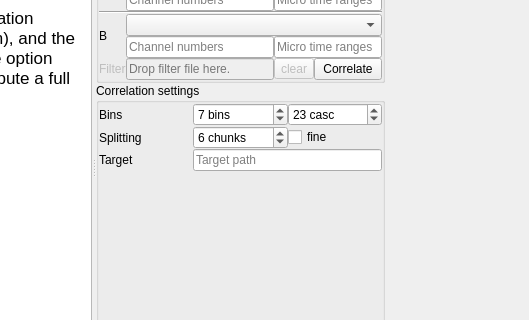
The window that chisurf/gui/widgets/wizard/tttr_correlator/tttr_correlator.ui (Fluorescence-Tools/chisurf) describes before a commit, drawn with Qt 5; both pictures show x 353 to 882 and y 97 to 417 of the 882 by 528 pixel window.
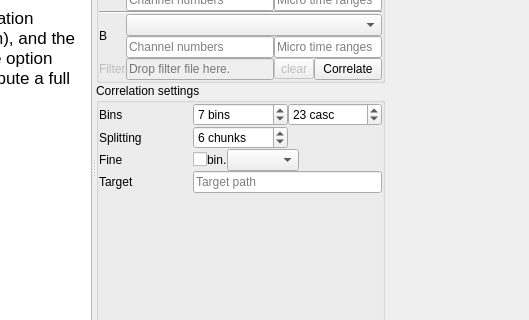
The same window after the commit.

Commit message: fix correlator fine mode and micro-time binning

What changed in the file:
```diff
--- a/chisurf/gui/widgets/wizard/tttr_correlator/tttr_correlator.ui
+++ b/chisurf/gui/widgets/wizard/tttr_correlator/tttr_correlator.ui
@@ -340,13 +340,6 @@
             </property>
            </widget>
           </item>
-          <item row="5" column="0">
-           <widget class="QLabel" name="label_8">
-            <property name="text">
-             <string>Target</string>
-            </property>
-           </widget>
-          </item>
           <item row="4" column="1">
            <widget class="QSpinBox" name="spinBox">
             <property name="suffix">
@@ -363,20 +356,61 @@
             </property>
            </widget>
           </item>
-          <item row="4" column="2">
-           <widget class="QCheckBox" name="checkBox_2">
-            <property name="sizePolicy">
-             <sizepolicy hsizetype="Minimum" vsizetype="Fixed">
-              <horstretch>0</horstretch>
-              <verstretch>0</verstretch>
-             </sizepolicy>
-            </property>
+          <item row="5" column="0">
+           <widget class="QLabel" name="label_fine">
             <property name="text">
-             <string>fine</string>
+             <string>Fine</string>
             </property>
            </widget>
           </item>
           <item row="5" column="1" colspan="2">
+           <layout class="QHBoxLayout" name="horizontalLayoutFine">
+            <item>
+             <widget class="QCheckBox" name="checkBox_2">
+              <property name="sizePolicy">
+               <sizepolicy hsizetype="Minimum" vsizetype="Fixed">
+                <horstretch>0</horstretch>
+                <verstretch>0</verstretch>
+               </sizepolicy>
+              </property>
+              <property name="text">
+               <string/>
+              </property>
+             </widget>
+            </item>
+            <item>
+             <widget class="QLabel" name="label_micro_binning">
+              <property name="text">
+               <string>bin.</string>
+              </property>
+             </widget>
+            </item>
+            <item>
+             <widget class="QComboBox" name="comboBox_micro_binning"/>
+            </item>
+            <item>
+             <spacer name="horizontalSpacerMicroBinning">
+              <property name="orientation">
+               <enum>Qt::Horizontal</enum>
+              </property>
+              <property name="sizeHint" stdset="0">
+               <size>
+                <width>40</width>
+                <height>20</height>
+               </size>
+              </property>
+             </spacer>
+            </item>
+           </layout>
+          </item>
+          <item row="6" column="0">
+           <widget class="QLabel" name="label_8">
+            <property name="text">
+             <string>Target</string>
+            </property>
+           </widget>
+          </item>
+          <item row="6" column="1" colspan="2">
            <widget class="QLineEdit" name="lineEdit_5">
             <property name="placeholderText">
              <string>Target path</string>
@@ -384,7 +418,7 @@
            </widget>
           </item>
           <!-- Spacer to keep Correlation settings widgets packed towards the top -->
-          <item row="6" column="0" colspan="3">
+          <item row="7" column="0" colspan="3">
            <spacer name="verticalSpacer_corrSettings">
             <property name="orientation">
              <enum>Qt::Vertical</enum>
```
The commit also changes 5 other files.
